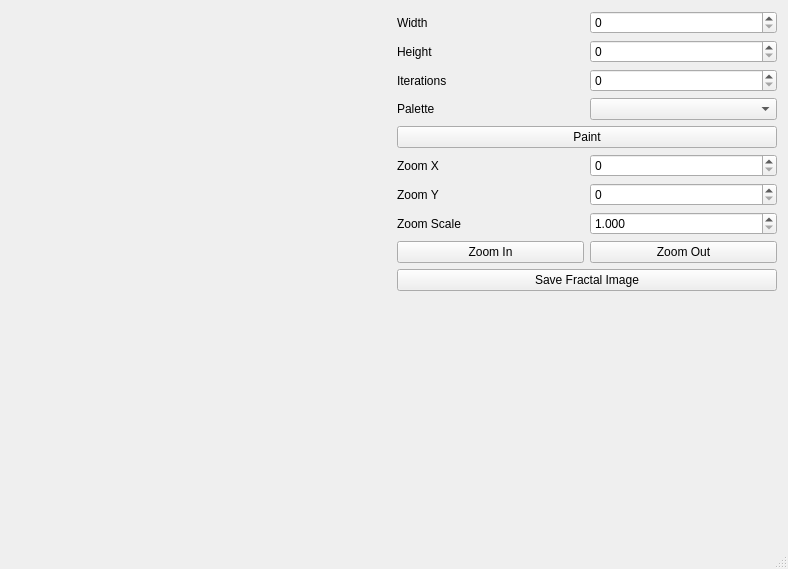
Before: the Qt Designer form mainWindow.ui in jan-moravec/fractals-qt, drawn with Qt 5.
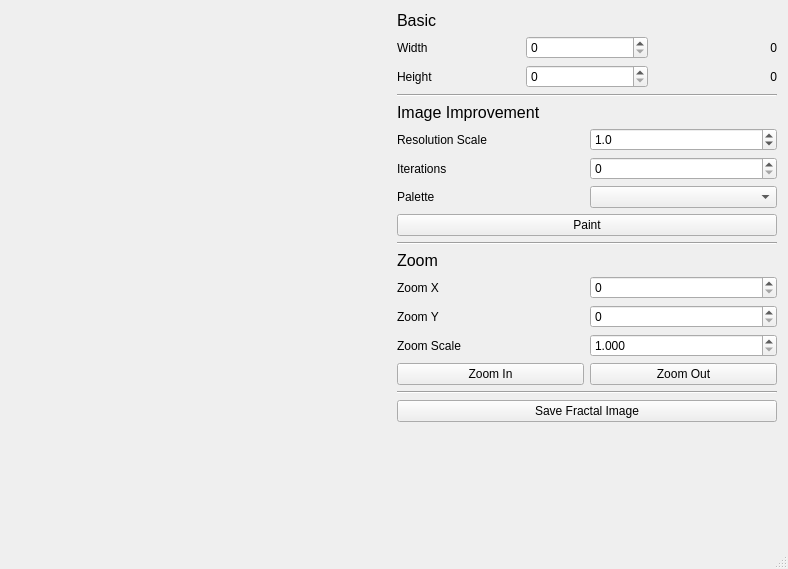
After: the same form once the commit is applied. Custom widgets are drawn as their Qt base class.

Commit message: Added scale function, updated zoom, repaired bug with null ptr

What changed in the file:
```diff
--- a/mainWindow.ui
+++ b/mainWindow.ui
@@ -20,6 +20,18 @@
     </item>
     <item>
      <layout class="QVBoxLayout" name="configLayout">
+      <item>
+       <widget class="QLabel" name="headerBasicLabel">
+        <property name="font">
+         <font>
+          <pointsize>12</pointsize>
+         </font>
+        </property>
+        <property name="text">
+         <string>Basic</string>
+        </property>
+       </widget>
+      </item>
       <item>
        <layout class="QHBoxLayout" name="widthHorizontalLayout">
         <item>
@@ -39,6 +51,16 @@
           </property>
          </widget>
         </item>
+        <item>
+         <widget class="QLabel" name="widthScaledLabel">
+          <property name="text">
+           <string>0</string>
+          </property>
+          <property name="alignment">
+           <set>Qt::AlignRight|Qt::AlignTrailing|Qt::AlignVCenter</set>
+          </property>
+         </widget>
+        </item>
        </layout>
       </item>
       <item>
@@ -60,6 +82,71 @@
           </property>
          </widget>
         </item>
+        <item>
+         <widget class="QLabel" name="heightScaledLabel">
+          <property name="text">
+           <string>0</string>
+          </property>
+          <property name="alignment">
+           <set>Qt::AlignRight|Qt::AlignTrailing|Qt::AlignVCenter</set>
+          </property>
+         </widget>
+        </item>
+       </layout>
+      </item>
+      <item>
+       <widget class="Line" name="line">
+        <property name="orientation">
+         <enum>Qt::Horizontal</enum>
+        </property>
+       </widget>
+      </item>
+      <item>
+       <widget class="QLabel" name="headerImprovementLabel">
+        <property name="font">
+         <font>
+          <pointsize>12</pointsize>
+         </font>
+        </property>
+        <property name="text">
+         <string>Image Improvement</string>
+        </property>
+       </widget>
+      </item>
+      <item>
+       <layout class="QHBoxLayout" name="scaleHorizontalLayout">
+        <item>
+         <widget class="QLabel" name="scaleLabel">
+          <property name="sizePolicy">
+           <sizepolicy hsizetype="Preferred" vsizetype="Preferred">
+            <horstretch>0</horstretch>
+            <verstretch>0</verstretch>
+           </sizepolicy>
+          </property>
+          <property name="text">
+           <string>Resolution Scale</string>
+          </property>
+         </widget>
+        </item>
+        <item>
+         <widget class="QDoubleSpinBox" name="scaleDoubleSpinBox">
+          <property name="decimals">
+           <number>1</number>
+          </property>
+          <property name="minimum">
+           <double>0.200000000000000</double>
+          </property>
+          <property name="maximum">
+           <double>100.000000000000000</double>
+          </property>
+          <property name="singleStep">
+           <double>0.200000000000000</double>
+          </property>
+          <property name="value">
+           <double>1.000000000000000</double>
+          </property>
+         </widget>
+        </item>
        </layout>
       </item>
       <item>
@@ -101,6 +188,25 @@
         </property>
        </widget>
       </item>
+      <item>
+       <widget class="Line" name="line_2">
+        <property name="orientation">
+         <enum>Qt::Horizontal</enum>
+        </property>
+       </widget>
+      </item>
+      <item>
+       <widget class="QLabel" name="headerZoomLabel">
+        <property name="font">
+         <font>
+          <pointsize>12</pointsize>
+         </font>
+        </property>
+        <property name="text">
+         <string>Zoom</string>
+        </property>
+       </widget>
+      </item>
       <item>
        <layout class="QHBoxLayout" name="zoomXHorizontalLayout">
         <item>
@@ -185,6 +291,13 @@
         </item>
        </layout>
       </item>
+      <item>
+       <widget class="Line" name="line_3">
+        <property name="orientation">
+         <enum>Qt::Horizontal</enum>
+        </property>
+       </widget>
+      </item>
       <item>
        <widget class="QPushButton" name="saveImageButton">
         <property name="text">
```
The commit also changes 5 other files.
